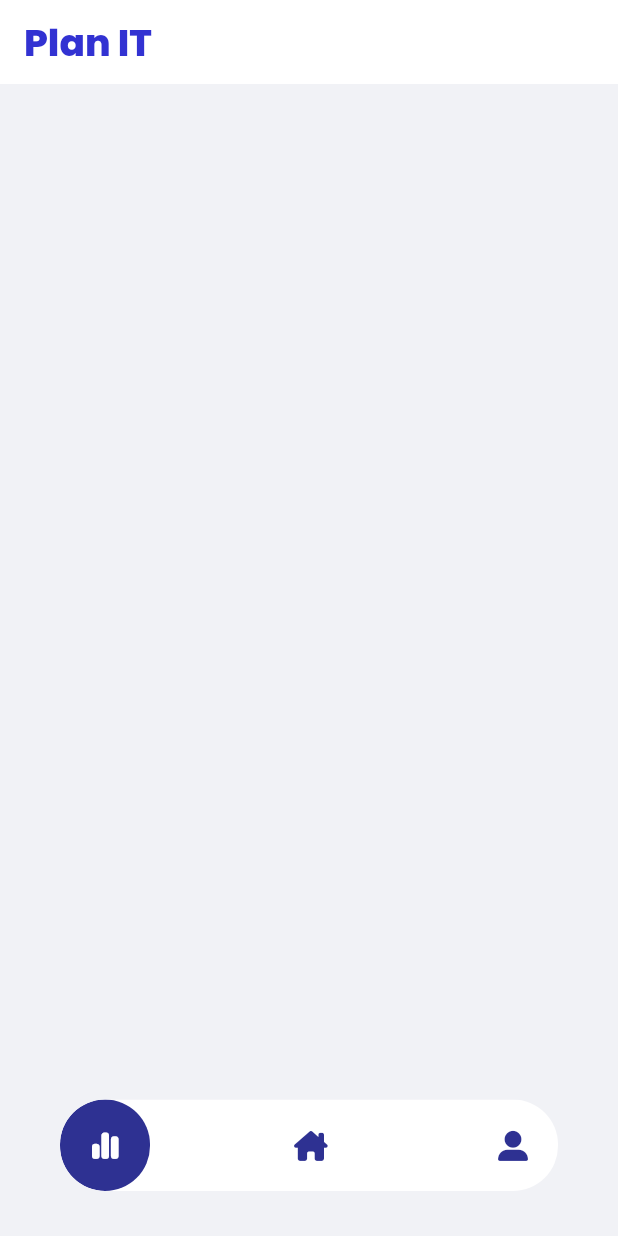
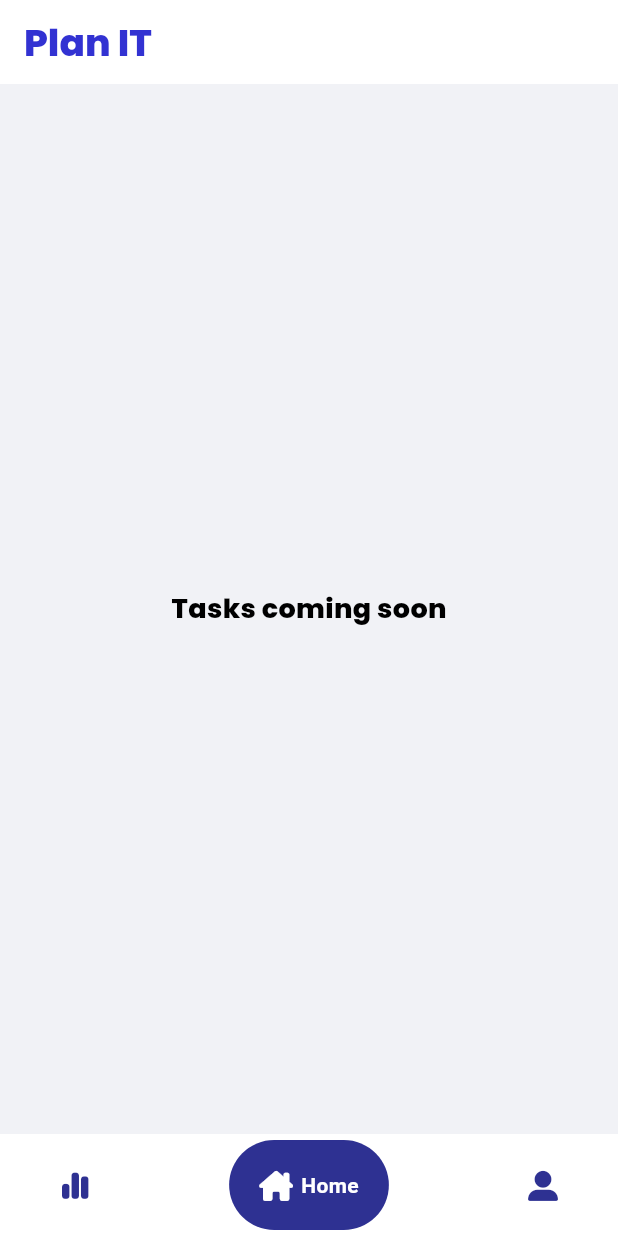
Before and after one commit to Rayhan-Pervej/Task-Management, a Flutter app: the screen it shows after launch, on a phone screen of 412 x 824 dp. Run offline on Flutter 3.47's test engine with Material 3 defaults, Android fonts, the phone set to English and light mode, and no system bars; drawn by our look-alikes of google_nav_bar; our stand-ins replace font_awesome_flutter, google_fonts.

Commit message:
navbar complete

```diff
--- a/plan_it/lib/screens/pages/nav_bar.dart
+++ b/plan_it/lib/screens/pages/nav_bar.dart
@@ -1,6 +1,9 @@
 import 'package:flutter/material.dart';
 import 'package:font_awesome_flutter/font_awesome_flutter.dart';
 import 'package:google_nav_bar/google_nav_bar.dart';
+import 'package:plan_it/screens/pages/tabs/profile.dart';
+import 'package:plan_it/screens/pages/tabs/progress.dart';
+import 'package:plan_it/screens/pages/tabs/tasks.dart';
 import 'package:plan_it/theme/color.dart';
 import 'package:plan_it/theme/text.dart';
 
@@ -13,7 +16,7 @@ class Navbar extends StatefulWidget {
 
 class _NavbarState extends State<Navbar> {
   int selectedIndex = 1;
-  final pageViewController = PageController();
+  final pageViewController = PageController(initialPage: 1);
 
   @override
   Widget build(BuildContext context) {
@@ -26,39 +29,59 @@ class _NavbarState extends State<Navbar> {
         ),
         backgroundColor: MyColor.appbarColor,
       ),
-      // body: Expanded(
-      //   child: PageView(
-      //     controller: pageViewController,
-      //     onPageChanged: (value) {
-      //       setState(() {});
-      //     },
-      //     children: const [],
-      //   ),
-      // ),
-
-      bottomNavigationBar: Padding(
-        padding: const EdgeInsets.symmetric(horizontal: 40, vertical: 30),
-        child: ClipRRect(
-          borderRadius: BorderRadius.circular(30),
-          child: const GNav(
+      body: PageView(
+        controller: pageViewController,
+        onPageChanged: (value) {
+          setState(() {
+            selectedIndex = value;
+          });
+        },
+        children: const [
+          Progress(),
+          Tasks(),
+          Profile(),
+        ],
+      ),
+      bottomNavigationBar: Container(
+        color: MyColor.appbarColor,
+        child: Padding(
+          padding:
+              const EdgeInsets.only(top: 4, left: 20, right: 20, bottom: 4),
+          child: GNav(
+            haptic: true,
+            gap: 8,
             tabBorderRadius: 30,
-            backgroundColor: MyColor.buttonWhite,
+            backgroundColor: MyColor.white,
             color: MyColor.buttonBlue,
             activeColor: MyColor.buttonWhite,
             tabBackgroundColor: MyColor.buttonBlue,
-            padding: EdgeInsets.all(20),
-            tabs: [
+            padding: const EdgeInsets.all(20),
+            selectedIndex: selectedIndex,
+            onTabChange: (index) {
+              setState(() {
+                pageViewController.animateToPage(
+                  index,
+                  duration: const Duration(milliseconds: 400),
+                  curve: Curves.ease,
+                );
+                selectedIndex = index;
+              });
+            },
+            tabs: const [
               GButton(
                 icon: FontAwesomeIcons.chartSimple,
                 iconSize: 20,
+                text: 'Status',
               ),
               GButton(
                 icon: FontAwesomeIcons.houseChimney,
                 iconSize: 20,
+                text: 'Home',
               ),
               GButton(
                 icon: FontAwesomeIcons.userLarge,
                 iconSize: 20,
+                text: 'Profile',
               ),
             ],
           ),
--- a/plan_it/lib/screens/pages/tabs/tasks.dart
+++ b/plan_it/lib/screens/pages/tabs/tasks.dart
@@ -0,0 +1,24 @@
+import 'package:flutter/material.dart';
+import 'package:plan_it/theme/color.dart';
+import 'package:plan_it/theme/text.dart';
+
+class Tasks extends StatefulWidget {
+  const Tasks({super.key});
+
+  @override
+  State<Tasks> createState() => _TasksState();
+}
+
+class _TasksState extends State<Tasks> {
+  @override
+  Widget build(BuildContext context) {
+    return Scaffold(
+      backgroundColor: MyColor.scaffoldColor,
+      body: Center(
+          child: Text(
+        'Tasks coming soon',
+        style: TextDesign().containerHeader,
+      )),
+    );
+  }
+}
```
Also changed, not shown: plan_it/lib/screens/pages/tabs/profile.dart (+24 -0 lines), plan_it/lib/screens/pages/tabs/progress.dart (+24 -0 lines).
